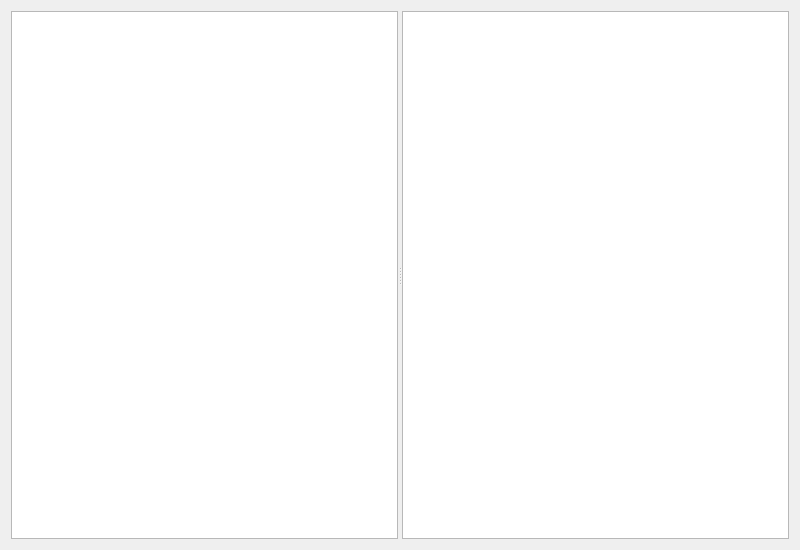
Above: ResultsWindow.ui from zwimer/SearchArtists before the change. Below: the same form after it.
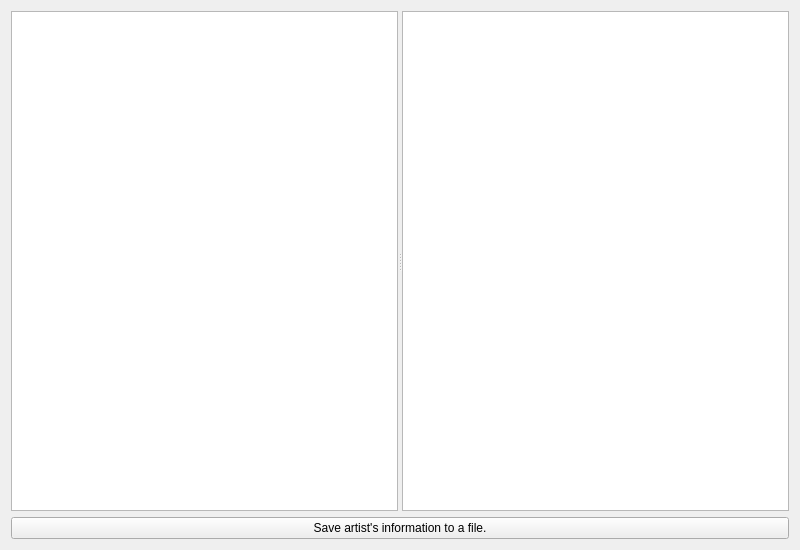
That is the form after the change.

What changed in the file:
```diff
--- a/ResultsWindow.ui
+++ b/ResultsWindow.ui
@@ -13,7 +13,7 @@
   <property name="windowTitle">
    <string>Dialog</string>
   </property>
-  <layout class="QHBoxLayout" name="horizontalLayout">
+  <layout class="QVBoxLayout" name="verticalLayout">
    <item>
     <widget class="QSplitter" name="splitter">
      <property name="orientation">
@@ -23,6 +23,16 @@
      <widget class="QTableWidget" name="tableWidget"/>
     </widget>
    </item>
+   <item>
+    <widget class="QPushButton" name="saveButton">
+     <property name="text">
+      <string>Save artist's information to a file.</string>
+     </property>
+     <property name="autoDefault">
+      <bool>false</bool>
+     </property>
+    </widget>
+   </item>
   </layout>
  </widget>
  <resources/>
```
